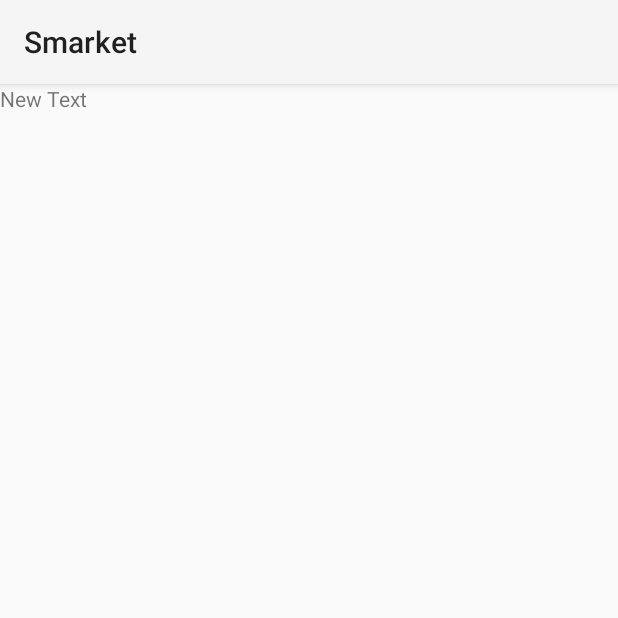
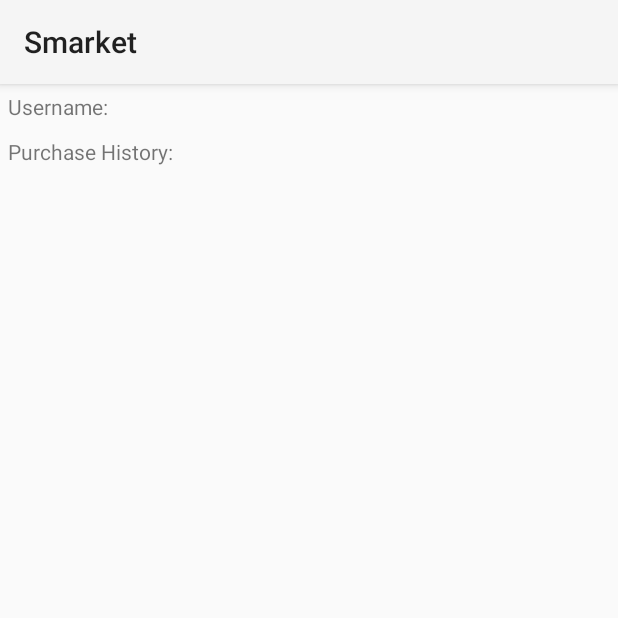
Before and after one commit to yanxusmile/Smarket, an Android app: the fragment MeFragment shown on its own in the app's theme, on a phone screen of 412 x 824 dp, the top half of it. Run offline under Robolectric (Android 15) with nearby library versions, the phone set to English and light mode, and no system bars.

Commit message:
add myInfo

```diff
--- a/app/src/main/java/com/mobile/yanxu/smarket/LocalData.java
+++ b/app/src/main/java/com/mobile/yanxu/smarket/LocalData.java
@@ -15,6 +15,9 @@ public class LocalData {
 
 	private static List<Item> catalog;
 	private static List<Item> cart;
+
+	private static List<Item> historylog;
+//	private static List<Item> cart;
 
 	public static List<Item> getCatalog(Resources res){
 		if(catalog == null) {
@@ -40,4 +43,11 @@ public class LocalData {
 
 		return cart;
 	}
+
+	public static List<Item> getHistorylog(){
+		if(historylog == null) {
+			historylog = new Vector<Item>();
+		}
+		return historylog;
+	}
 }
--- a/app/src/main/java/com/mobile/yanxu/smarket/MeFragment.java
+++ b/app/src/main/java/com/mobile/yanxu/smarket/MeFragment.java
@@ -1,21 +1,44 @@
 package com.mobile.yanxu.smarket;
 
 import android.app.Fragment;
+import android.content.Intent;
 import android.os.Bundle;
 import android.view.LayoutInflater;
 import android.view.View;
 import android.view.ViewGroup;
+import android.widget.AdapterView;
+import android.widget.ListView;
+
+import java.util.List;
 
 /**
  * Created by yanxu on 10/09/2014.
  */
 public class MeFragment extends Fragment {
+
+	private List<Item> mHistoryList;
     @Override
     public View onCreateView(LayoutInflater inflater, ViewGroup container,
                              Bundle savedInstanceState) {
 
-        View rootView = inflater.inflate(R.layout.fragment_me, container, false);
+        View rootView = inflater.inflate(R.layout.layout_my_info, container, false);
 
+	    mHistoryList = LocalData.getHistorylog();
+
+	    // Create the list
+	    ListView listViewPurchaseHistory = (ListView) rootView.findViewById(R.id.listViewPurchaseHistory);
+	    listViewPurchaseHistory.setAdapter(new ItemAdapter(mHistoryList, inflater, false));
+
+	    listViewPurchaseHistory.setOnItemClickListener(new AdapterView.OnItemClickListener() {
+
+		    @Override
+		    public void onItemClick(AdapterView<?> parent, View view, int position,
+		                            long id) {
+			    Intent ItemDetailsIntent = new Intent( getActivity(),ItemDetailsActivity.class);
+			    ItemDetailsIntent.putExtra(LocalData.Item_INDEX, position);
+			    startActivity(ItemDetailsIntent);
+		    }
+	    });
         return rootView;
     }
 }
--- a/app/src/main/java/com/mobile/yanxu/smarket/SectionsPagerAdapter.java
+++ b/app/src/main/java/com/mobile/yanxu/smarket/SectionsPagerAdapter.java
@@ -41,7 +41,7 @@ public class SectionsPagerAdapter extends FragmentPagerAdapter {
     @Override
     public int getCount() {
         // Show 4 total pages.
-        return 3;
+        return 4;
     }
 
     @Override
--- /dev/null
+++ b/app/src/main/res/layout/layout_my_info.xml
@@ -0,0 +1,26 @@
+<?xml version="1.0" encoding="utf-8"?>
+
+<LinearLayout xmlns:android="http://schemas.android.com/apk/res/android"
+              android:orientation="vertical"
+              android:layout_width="match_parent"
+              android:layout_height="match_parent">
+
+	<TextView
+		android:layout_width="wrap_content"
+		android:layout_height="wrap_content"
+		android:text="Username: "
+		android:id="@+id/textViewUsername"
+		android:layout_margin="5dp" />
+
+	<TextView
+		android:layout_width="wrap_content"
+		android:layout_height="wrap_content"
+		android:text="Purchase History:"
+		android:layout_margin="5dp" />
+
+	<ListView
+		android:layout_width="match_parent"
+		android:layout_height="wrap_content"
+		android:id="@+id/listViewPurchaseHistory"
+		android:clickable="true" />
+</LinearLayout>
```
Also changed, not shown: app/src/main/java/com/mobile/yanxu/smarket/CartFragment.java (+20 -0 lines), app/src/main/java/com/mobile/yanxu/smarket/ItemDetailsActivity.java (+16 -5 lines).
